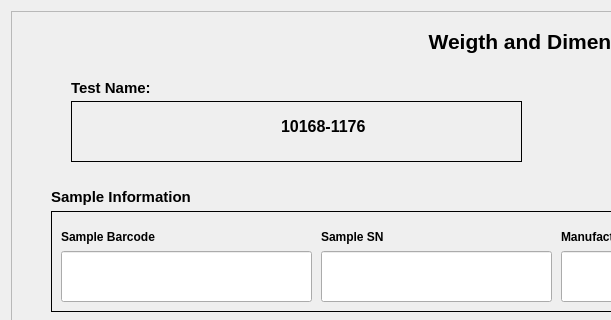
The window that RGui_Screening_DataCollection.ui (wa26532977/WnDtesting) describes before a commit, drawn with Qt 5; both pictures show x 0 to 611 and y 0 to 320 of the 1154 by 930 pixel window.
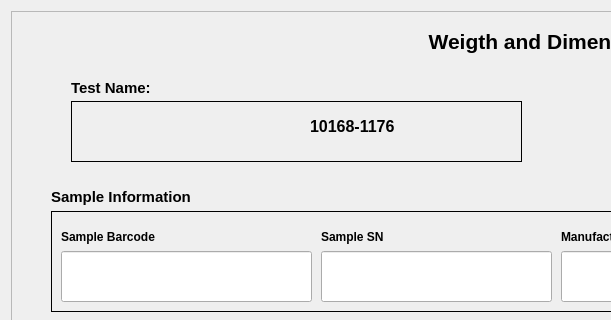
The same window after the commit.

Diff of the .ui file:
```diff
--- a/RGui_Screening_DataCollection.ui
+++ b/RGui_Screening_DataCollection.ui
@@ -63,15 +63,32 @@
       <property name="frameShadow">
        <enum>QFrame::Plain</enum>
       </property>
-      <widget class="QLabel" name="label_1">
+      <widget class="QWidget" name="">
        <property name="geometry">
         <rect>
-         <x>210</x>
+         <x>70</x>
          <y>0</y>
-         <width>241</width>
+         <width>331</width>
          <height>51</height>
         </rect>
        </property>
+       <layout class="QHBoxLayout" name="horizontalLayout">
+        <item>
+         <widget class="QLabel" name="label_12">
+          <property name="font">
+           <font>
+            <pointsize>12</pointsize>
+            <weight>75</weight>
+            <bold>true</bold>
+           </font>
+          </property>
+          <property name="text">
+           <string/>
+          </property>
+         </widget>
+        </item>
+        <item>
+         <widget class="QLabel" name="label_1">
        <property name="font">
         <font>
          <pointsize>12</pointsize>
@@ -82,6 +99,9 @@
        <property name="text">
         <string>10168-1176</string>
        </property>
+         </widget>
+        </item>
+       </layout>
       </widget>
      </widget>
      <widget class="QFrame" name="frame_4">
```
Lines whose indentation alone changed are shown as unchanged.
